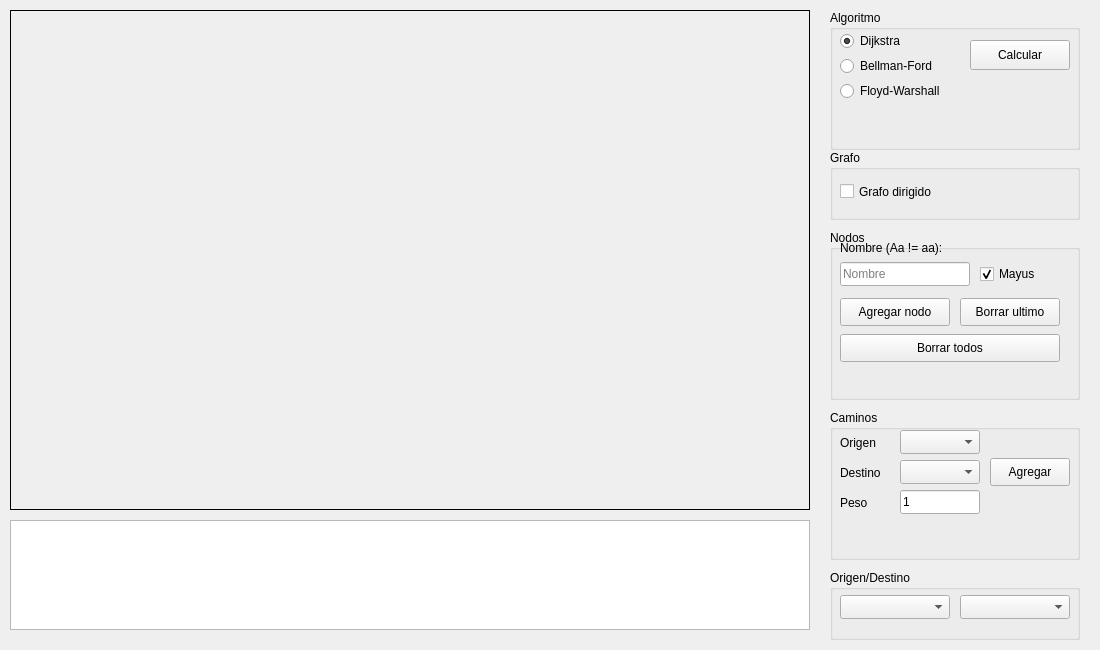
Before: the Qt Designer form ui/MainWindow.ui in HJMillan/grafo, drawn with Qt 5.
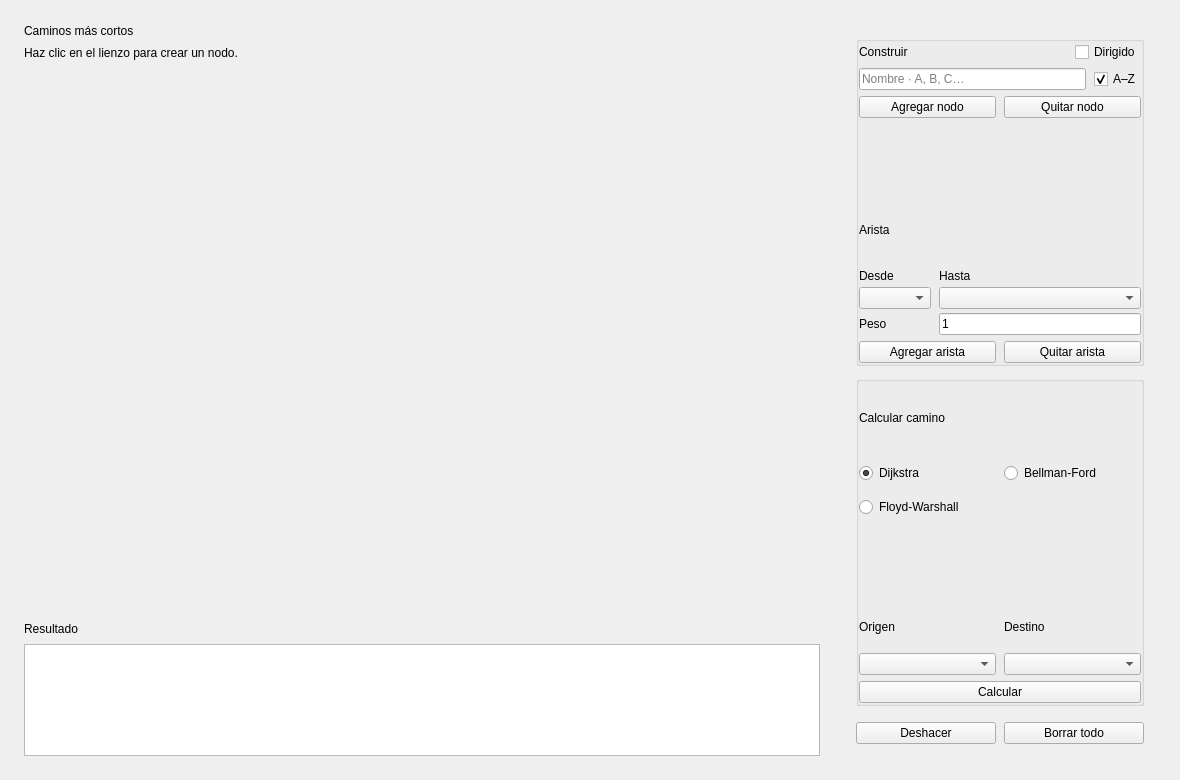
After: the same form once the commit is applied. Custom widgets are drawn as their Qt base class.

Commit message: Enhance CMake configuration and improve GraphWidget functionality. Added testing executable and updated UI elements for better user experience. Refactored node management and path highlighting in GraphWidget. Improved theme application in MainWindow and adjusted layout for better usability.

The edit to the form file:
```diff
--- a/ui/MainWindow.ui
+++ b/ui/MainWindow.ui
@@ -6,364 +6,530 @@
    <rect>
     <x>0</x>
     <y>0</y>
-    <width>1100</width>
-    <height>650</height>
+    <width>1180</width>
+    <height>780</height>
    </rect>
   </property>
+  <property name="minimumSize">
+   <size>
+    <width>880</width>
+    <height>560</height>
+   </size>
+  </property>
   <property name="windowTitle">
    <string>Caminos más cortos</string>
   </property>
   <widget class="QWidget" name="centralwidget">
-   <widget class="QFrame" name="frameGraph">
-    <property name="geometry">
-     <rect>
-      <x>10</x>
-      <y>10</y>
-      <width>800</width>
-      <height>500</height>
-     </rect>
+   <layout class="QHBoxLayout" name="layoutRoot" stretch="1,0">
+    <property name="leftMargin">
+     <number>24</number>
     </property>
-    <property name="frameShape">
-     <enum>QFrame::Box</enum>
+    <property name="topMargin">
+     <number>24</number>
     </property>
-   </widget>
-   <widget class="QTextEdit" name="txtOutput">
-    <property name="geometry">
-     <rect>
-      <x>10</x>
-      <y>520</y>
-      <width>800</width>
-      <height>110</height>
-     </rect>
+    <property name="rightMargin">
+     <number>24</number>
     </property>
-    <property name="readOnly">
-     <bool>true</bool>
+    <property name="bottomMargin">
+     <number>24</number>
     </property>
-   </widget>
-   <widget class="QGroupBox" name="grpAlgoritmo">
-    <property name="geometry">
-     <rect>
-      <x>830</x>
-      <y>10</y>
-      <width>250</width>
-      <height>140</height>
-     </rect>
+    <property name="spacing">
+     <number>24</number>
     </property>
-    <property name="title">
-     <string>Algoritmo</string>
-    </property>
-    <widget class="QRadioButton" name="rbtnDijkstra">
-     <property name="geometry">
-      <rect>
-       <x>10</x>
-       <y>20</y>
-       <width>100</width>
-       <height>22</height>
-      </rect>
-     </property>
-     <property name="text">
-      <string>Dijkstra</string>
-     </property>
-     <property name="checked">
-      <bool>true</bool>
-     </property>
-    </widget>
-    <widget class="QRadioButton" name="rbtnBellman">
-     <property name="geometry">
-      <rect>
-       <x>10</x>
-       <y>45</y>
-       <width>120</width>
-       <height>22</height>
-      </rect>
-     </property>
-     <property name="text">
-      <string>Bellman-Ford</string>
-     </property>
-    </widget>
-    <widget class="QRadioButton" name="rbtnFloyd">
-     <property name="geometry">
-      <rect>
-       <x>10</x>
-       <y>70</y>
-       <width>120</width>
-       <height>22</height>
-      </rect>
-     </property>
-     <property name="text">
-      <string>Floyd-Warshall</string>
-     </property>
-    </widget>
-    <widget class="QPushButton" name="btnCalculate">
-     <property name="geometry">
-      <rect>
-       <x>140</x>
-       <y>30</y>
-       <width>100</width>
-       <height>30</height>
-      </rect>
-     </property>
-     <property name="text">
-      <string>Calcular</string>
-     </property>
-    </widget>
-   </widget>
-   <widget class="QGroupBox" name="grpGrafo">
-    <property name="geometry">
-     <rect>
-      <x>830</x>
-      <y>150</y>
-      <width>250</width>
-      <height>70</height>
-     </rect>
-    </property>
-    <property name="title">
-     <string>Grafo</string>
-    </property>
-    <widget class="QCheckBox" name="chkDirected">
-     <property name="geometry">
-      <rect>
-       <x>10</x>
-       <y>30</y>
-       <width>180</width>
-       <height>23</height>
-      </rect>
-     </property>
-     <property name="text">
-      <string>Grafo dirigido</string>
-     </property>
-    </widget>
-   </widget>
-         <widget class="QGroupBox" name="grpNodos">
-    <property name="geometry">
-     <rect>
-      <x>830</x>
-      <y>230</y>
-      <width>250</width>
-      <height>170</height>
-     </rect>
-    </property>
-    <property name="title">
-     <string>Nodos</string>
-    </property>
-    <widget class="QLabel" name="lblNodeName">
-     <property name="geometry">
-      <rect>
-       <x>10</x>
-       <y>10</y>
-       <width>200</width>
-       <height>16</height>
-      </rect>
-     </property>
-     <property name="text">
-      <string>Nombre (Aa != aa):</string>
-     </property>
-    </widget>
-    <widget class="QLineEdit" name="txtNodeName">
-     <property name="geometry">
-      <rect>
-       <x>10</x>
-       <y>32</y>
-       <width>130</width>
-       <height>24</height>
-      </rect>
-     </property>
-     <property name="placeholderText">
-      <string>Nombre</string>
-     </property>
-    </widget>
-    <widget class="QCheckBox" name="chkUppercase">
-     <property name="geometry">
-      <rect>
-       <x>150</x>
-       <y>34</y>
-       <width>80</width>
-       <height>20</height>
-      </rect>
-     </property>
-     <property name="text">
-      <string>Mayus</string>
-     </property>
-     <property name="toolTip">
-      <string>Solo afecta al nombre sugerido cuando el campo esta vacio. Los nombres ingresados se respetan tal cual (sensible a mayusculas).</string>
-     </property>
-     <property name="checked">
-      <bool>true</bool>
-     </property>
-    </widget>
-    <widget class="QPushButton" name="btnAddNode">
-     <property name="geometry">
-      <rect>
-       <x>10</x>
-       <y>68</y>
-       <width>110</width>
-       <height>28</height>
-      </rect>
-     </property>
-     <property name="text">
-      <string>Agregar nodo</string>
-     </property>
-    </widget>
-    <widget class="QPushButton" name="btnRemoveLast">
-     <property name="geometry">
-      <rect>
-       <x>130</x>
-       <y>68</y>
-       <width>100</width>
-       <height>28</height>
-      </rect>
-     </property>
-     <property name="text">
-      <string>Borrar ultimo</string>
-     </property>
-    </widget>
-    <widget class="QPushButton" name="btnClearAll">
-     <property name="geometry">
-      <rect>
-       <x>10</x>
-       <y>104</y>
-       <width>220</width>
-       <height>28</height>
-      </rect>
-     </property>
-     <property name="text">
-      <string>Borrar todos</string>
-     </property>
-    </widget>
-   </widget>
-   <widget class="QGroupBox" name="grpCaminos">
-    <property name="geometry">
-     <rect>
-      <x>830</x>
-      <y>410</y>
-      <width>250</width>
-      <height>150</height>
-     </rect>
-    </property>
-    <property name="title">
-     <string>Caminos</string>
-    </property>
-    <widget class="QLabel" name="labelEdgeFrom">
-     <property name="geometry">
-      <rect>
-       <x>10</x>
-       <y>25</y>
-       <width>50</width>
-       <height>16</height>
-      </rect>
-     </property>
-     <property name="text">
-      <string>Origen</string>
-     </property>
-    </widget>
-    <widget class="QComboBox" name="cbEdgeFrom">
-     <property name="geometry">
-      <rect>
-       <x>70</x>
-       <y>20</y>
-       <width>80</width>
-       <height>24</height>
-      </rect>
-     </property>
-    </widget>
-    <widget class="QLabel" name="labelEdgeTo">
-     <property name="geometry">
-      <rect>
-       <x>10</x>
-       <y>55</y>
-       <width>50</width>
-       <height>16</height>
-      </rect>
-     </property>
-     <property name="text">
-      <string>Destino</string>
-     </property>
-    </widget>
-    <widget class="QComboBox" name="cbEdgeTo">
-     <property name="geometry">
-      <rect>
-       <x>70</x>
-       <y>50</y>
-       <width>80</width>
-       <height>24</height>
-      </rect>
-     </property>
-    </widget>
-    <widget class="QLabel" name="labelWeight">
-     <property name="geometry">
-      <rect>
-       <x>10</x>
-       <y>85</y>
-       <width>50</width>
-       <height>16</height>
-      </rect>
-     </property>
-     <property name="text">
-      <string>Peso</string>
-     </property>
-    </widget>
-    <widget class="QLineEdit" name="txtWeight">
-     <property name="geometry">
-      <rect>
-       <x>70</x>
-       <y>80</y>
-       <width>80</width>
-       <height>24</height>
-      </rect>
-     </property>
-     <property name="text">
-      <string>1</string>
-     </property>
-    </widget>
-    <widget class="QPushButton" name="btnAddEdge">
-     <property name="geometry">
-      <rect>
-       <x>160</x>
-       <y>48</y>
-       <width>80</width>
-       <height>28</height>
-      </rect>
-     </property>
-     <property name="text">
-      <string>Agregar</string>
-     </property>
-    </widget>
-   </widget>
-   <widget class="QGroupBox" name="grpConsulta">
-    <property name="geometry">
-     <rect>
-      <x>830</x>
-      <y>570</y>
-      <width>250</width>
-      <height>70</height>
-     </rect>
-    </property>
-    <property name="title">
-     <string>Origen/Destino</string>
-    </property>
-    <widget class="QComboBox" name="cbOrigin">
-     <property name="geometry">
-      <rect>
-       <x>10</x>
-       <y>25</y>
-       <width>110</width>
-       <height>24</height>
-      </rect>
-     </property>
-    </widget>
-    <widget class="QComboBox" name="cbDestination">
-     <property name="geometry">
-      <rect>
-       <x>130</x>
-       <y>25</y>
-       <width>110</width>
-       <height>24</height>
-      </rect>
-     </property>
-    </widget>
-   </widget>
+    <item>
+     <layout class="QVBoxLayout" name="layoutContent" stretch="0,0,1,0,0">
+      <property name="spacing">
+       <number>8</number>
+      </property>
+      <item>
+       <widget class="QLabel" name="lblTitle">
+        <property name="text">
+         <string>Caminos más cortos</string>
+        </property>
+       </widget>
+      </item>
+      <item>
+       <widget class="QLabel" name="lblSubtitle">
+        <property name="text">
+         <string>Haz clic en el lienzo para crear un nodo.</string>
+        </property>
+        <property name="wordWrap">
+         <bool>true</bool>
+        </property>
+       </widget>
+      </item>
+      <item>
+       <widget class="GraphWidget" name="frameGraph">
+        <property name="minimumSize">
+         <size>
+          <width>360</width>
+          <height>260</height>
+         </size>
+        </property>
+        <property name="frameShape">
+         <enum>QFrame::NoFrame</enum>
+        </property>
+       </widget>
+      </item>
+      <item>
+       <widget class="QLabel" name="lblResultCaption">
+        <property name="text">
+         <string>Resultado</string>
+        </property>
+       </widget>
+      </item>
+      <item>
+       <widget class="QTextEdit" name="txtOutput">
+        <property name="minimumSize">
+         <size>
+          <width>0</width>
+          <height>84</height>
+         </size>
+        </property>
+        <property name="maximumSize">
+         <size>
+          <width>16777215</width>
+          <height>112</height>
+         </size>
+        </property>
+        <property name="readOnly">
+         <bool>true</bool>
+        </property>
+       </widget>
+      </item>
+     </layout>
+    </item>
+    <item>
+     <widget class="QFrame" name="panelSidebar">
+      <property name="minimumSize">
+       <size>
+        <width>312</width>
+        <height>0</height>
+       </size>
+      </property>
+      <property name="maximumSize">
+       <size>
+        <width>312</width>
+        <height>16777215</height>
+       </size>
+      </property>
+      <property name="frameShape">
+       <enum>QFrame::NoFrame</enum>
+      </property>
+      <layout class="QVBoxLayout" name="layoutSidebar">
+       <property name="leftMargin">
+        <number>12</number>
+       </property>
+       <property name="topMargin">
+        <number>12</number>
+       </property>
+       <property name="rightMargin">
+        <number>12</number>
+       </property>
+       <property name="bottomMargin">
+        <number>12</number>
+       </property>
+       <property name="spacing">
+        <number>8</number>
+       </property>
+       <item>
+        <widget class="QScrollArea" name="scrollSidebar">
+         <property name="widgetResizable">
+          <bool>true</bool>
+         </property>
+         <property name="frameShape">
+          <enum>QFrame::NoFrame</enum>
+         </property>
+         <property name="horizontalScrollBarPolicy">
+          <enum>Qt::ScrollBarAlwaysOff</enum>
+         </property>
+         <property name="verticalScrollBarPolicy">
+          <enum>Qt::ScrollBarAsNeeded</enum>
+         </property>
+         <widget class="QWidget" name="scrollSidebarContent">
+          <layout class="QVBoxLayout" name="layoutScrollContent">
+           <property name="leftMargin">
+            <number>0</number>
+           </property>
+           <property name="topMargin">
+            <number>0</number>
+           </property>
+           <property name="rightMargin">
+            <number>0</number>
+           </property>
+           <property name="bottomMargin">
+            <number>0</number>
+           </property>
+           <property name="spacing">
+            <number>10</number>
+           </property>
+           <item>
+            <widget class="QGroupBox" name="grpBuild">
+             <property name="title">
+              <string/>
+             </property>
+             <layout class="QVBoxLayout" name="layoutBuild">
+              <property name="leftMargin">
+               <number>0</number>
+              </property>
+              <property name="topMargin">
+               <number>0</number>
+              </property>
+              <property name="rightMargin">
+               <number>0</number>
+              </property>
+              <property name="bottomMargin">
+               <number>0</number>
+              </property>
+              <property name="spacing">
+               <number>6</number>
+              </property>
+              <item>
+               <layout class="QHBoxLayout" name="layoutBuildHeader">
+                <property name="spacing">
+                 <number>8</number>
+                </property>
+                <item>
+                 <widget class="QLabel" name="lblSectionBuild">
+                  <property name="text">
+                   <string>Construir</string>
+                  </property>
+                 </widget>
+                </item>
+                <item>
+                 <spacer name="spacerBuildHeader">
+                  <property name="orientation">
+                   <enum>Qt::Horizontal</enum>
+                  </property>
+                  <property name="sizeHint" stdset="0">
+                   <size>
+                    <width>8</width>
+                    <height>0</height>
+                   </size>
+                  </property>
+                 </spacer>
+                </item>
+                <item>
+                 <widget class="QCheckBox" name="chkDirected">
+                  <property name="text">
+                   <string>Dirigido</string>
+                  </property>
+                  <property name="toolTip">
+                   <string>Al cambiar el modo, las aristas se recalculan solas. Puedes deshacerlo.</string>
+                  </property>
+                 </widget>
+                </item>
+               </layout>
+              </item>
+              <item>
+               <layout class="QHBoxLayout" name="layoutNodeName">
+                <property name="spacing">
+                 <number>8</number>
+                </property>
+                <item>
+                 <widget class="QLineEdit" name="txtNodeName">
+                  <property name="placeholderText">
+                   <string>Nombre · A, B, C…</string>
+                  </property>
+                  <property name="toolTip">
+                   <string>Una letra. Si lo dejas vacío, se asigna la siguiente libre.</string>
+                  </property>
+                 </widget>
+                </item>
+                <item>
+                 <widget class="QCheckBox" name="chkUppercase">
+                  <property name="text">
+                   <string>A–Z</string>
+                  </property>
+                  <property name="toolTip">
+                   <string>Afecta solo al nombre sugerido cuando el campo está vacío. Los nombres escritos se respetan tal cual.</string>
+                  </property>
+                  <property name="checked">
+                   <bool>true</bool>
+                  </property>
+                 </widget>
+                </item>
+               </layout>
+              </item>
+              <item>
+               <layout class="QHBoxLayout" name="layoutNodeActions">
+                <property name="spacing">
+                 <number>8</number>
+                </property>
+                <item>
+                 <widget class="QPushButton" name="btnAddNode">
+                  <property name="text">
+                   <string>Agregar nodo</string>
+                  </property>
+                 </widget>
+                </item>
+                <item>
+                 <widget class="QPushButton" name="btnRemoveLast">
+                  <property name="text">
+                   <string>Quitar nodo</string>
+                  </property>
+                 </widget>
+                </item>
+               </layout>
+              </item>
+              <item>
+               <widget class="QFrame" name="sepBuildB"/>
+              </item>
+              <item>
+               <widget class="QLabel" name="lblEdgeCaption">
+                <property name="text">
+                 <string>Arista</string>
+                </property>
+                <property name="toolTip">
+                 <string>También puedes seleccionar dos nodos en el lienzo para unirlos.</string>
+                </property>
+               </widget>
+              </item>
+              <item>
+               <layout class="QGridLayout" name="layoutEdge">
+                <property name="horizontalSpacing">
+                 <number>8</number>
+                </property>
+                <property name="verticalSpacing">
+                 <number>4</number>
+                </property>
+                <item row="0" column="0">
+                 <widget class="QLabel" name="lblEdgeFrom">
+                  <property name="text">
+                   <string>Desde</string>
+                  </property>
+                 </widget>
+                </item>
+                <item row="0" column="1">
+                 <widget class="QLabel" name="lblEdgeTo">
+                  <property name="text">
+                   <string>Hasta</string>
+                  </property>
+                 </widget>
+                </item>
+                <item row="1" column="0">
+                 <widget class="QComboBox" name="cbEdgeFrom"/>
+                </item>
+                <item row="1" column="1">
+                 <widget class="QComboBox" name="cbEdgeTo"/>
+                </item>
+                <item row="2" column="0">
+                 <widget class="QLabel" name="lblWeight">
+                  <property name="text">
+                   <string>Peso</string>
+                  </property>
+                 </widget>
+                </item>
+                <item row="2" column="1">
+                 <widget class="QLineEdit" name="txtWeight">
+                  <property name="text">
+                   <string>1</string>
+                  </property>
+                 </widget>
+                </item>
+               </layout>
+              </item>
+              <item>
+               <layout class="QHBoxLayout" name="layoutEdgeActions">
+                <property name="spacing">
+                 <number>8</number>
+                </property>
+                <item>
+                 <widget class="QPushButton" name="btnAddEdge">
+                  <property name="text">
+                   <string>Agregar arista</string>
+                  </property>
+                 </widget>
+                </item>
+                <item>
+                 <widget class="QPushButton" name="btnRemoveEdge">
+                  <property name="text">
+                   <string>Quitar arista</string>
+                  </property>
+                 </widget>
+                </item>
+               </layout>
+              </item>
+             </layout>
+            </widget>
+           </item>
+           <item>
+            <widget class="QGroupBox" name="grpCalc">
+             <property name="title">
+              <string/>
+             </property>
+             <layout class="QVBoxLayout" name="layoutCalc">
+              <property name="leftMargin">
+               <number>0</number>
+              </property>
+              <property name="topMargin">
+               <number>0</number>
+              </property>
+              <property name="rightMargin">
+               <number>0</number>
+              </property>
+              <property name="bottomMargin">
+               <number>0</number>
+              </property>
+              <property name="spacing">
+               <number>6</number>
+              </property>
+              <item>
+               <widget class="QLabel" name="lblSectionCalc">
+                <property name="text">
+                 <string>Calcular camino</string>
+                </property>
+               </widget>
+              </item>
+              <item>
+               <layout class="QVBoxLayout" name="layoutAlgo">
+                <property name="spacing">
+                 <number>6</number>
+                </property>
+                <item>
+                 <layout class="QHBoxLayout" name="layoutAlgoRow">
+                  <property name="spacing">
+                   <number>8</number>
+                  </property>
+                  <item>
+                   <widget class="QRadioButton" name="rbtnDijkstra">
+                    <property name="text">
+                     <string>Dijkstra</string>
+                    </property>
+                    <property name="toolTip">
+                     <string>No admite pesos negativos.</string>
+                    </property>
+                    <property name="checked">
+                     <bool>true</bool>
+                    </property>
+                    <property name="minimumSize">
+                     <size>
+                      <width>0</width>
+                      <height>28</height>
+                     </size>
+                    </property>
+                   </widget>
+                  </item>
+                  <item>
+                   <widget class="QRadioButton" name="rbtnBellman">
+                    <property name="text">
+                     <string>Bellman-Ford</string>
+                    </property>
+                    <property name="toolTip">
+                     <string>Admite pesos negativos y detecta ciclos negativos.</string>
+                    </property>
+                    <property name="minimumSize">
+                     <size>
+                      <width>0</width>
+                      <height>28</height>
+                     </size>
+                    </property>
+                   </widget>
+                  </item>
+                 </layout>
+                </item>
+                <item>
+                 <widget class="QRadioButton" name="rbtnFloyd">
+                  <property name="text">
+                   <string>Floyd-Warshall</string>
+                  </property>
+                  <property name="toolTip">
+                   <string>Calcula todos los pares y detecta ciclos negativos.</string>
+                  </property>
+                  <property name="minimumSize">
+                   <size>
+                    <width>0</width>
+                    <height>28</height>
+                   </size>
+                  </property>
+                 </widget>
+                </item>
+               </layout>
+              </item>
+              <item>
+               <widget class="QFrame" name="sepCalc"/>
+              </item>
+              <item>
+               <layout class="QGridLayout" name="layoutQuery">
+                <property name="horizontalSpacing">
+                 <number>8</number>
+                </property>
+                <property name="verticalSpacing">
+                 <number>4</number>
+                </property>
+                <item row="0" column="0">
+                 <widget class="QLabel" name="lblOrigin">
+                  <property name="text">
+                   <string>Origen</string>
+                  </property>
+                 </widget>
+                </item>
+                <item row="0" column="1">
+                 <widget class="QLabel" name="lblDestination">
+                  <property name="text">
+                   <string>Destino</string>
+                  </property>
+                 </widget>
+                </item>
+                <item row="1" column="0">
+                 <widget class="QComboBox" name="cbOrigin"/>
+                </item>
+                <item row="1" column="1">
+                 <widget class="QComboBox" name="cbDestination"/>
+                </item>
+               </layout>
+              </item>
+              <item>
+               <widget class="QPushButton" name="btnCalculate">
+                <property name="text">
+                 <string>Calcular</string>
+                </property>
+               </widget>
+              </item>
+             </layout>
+            </widget>
+           </item>
+          </layout>
+         </widget>
+        </widget>
+       </item>
+       <item>
+        <widget class="QFrame" name="sepFooter"/>
+       </item>
+       <item>
+        <layout class="QHBoxLayout" name="layoutFooter">
+         <property name="spacing">
+          <number>8</number>
+         </property>
+         <item>
+          <widget class="QPushButton" name="btnUndo">
+           <property name="text">
+            <string>Deshacer</string>
+           </property>
+          </widget>
+         </item>
+         <item>
+          <widget class="QPushButton" name="btnClearAll">
+           <property name="text">
+            <string>Borrar todo</string>
+           </property>
+          </widget>
+         </item>
+        </layout>
+       </item>
+      </layout>
+     </widget>
+    </item>
+   </layout>
   </widget>
  </widget>
+ <customwidgets>
+  <customwidget>
+   <class>GraphWidget</class>
+   <extends>QFrame</extends>
+   <header>GraphWidget.h</header>
+  </customwidget>
+ </customwidgets>
  <resources/>
  <connections/>
 </ui>
```
Left out of the diff: 5 changed lines with no effect on the pictures. The commit also changes 21 other files.
